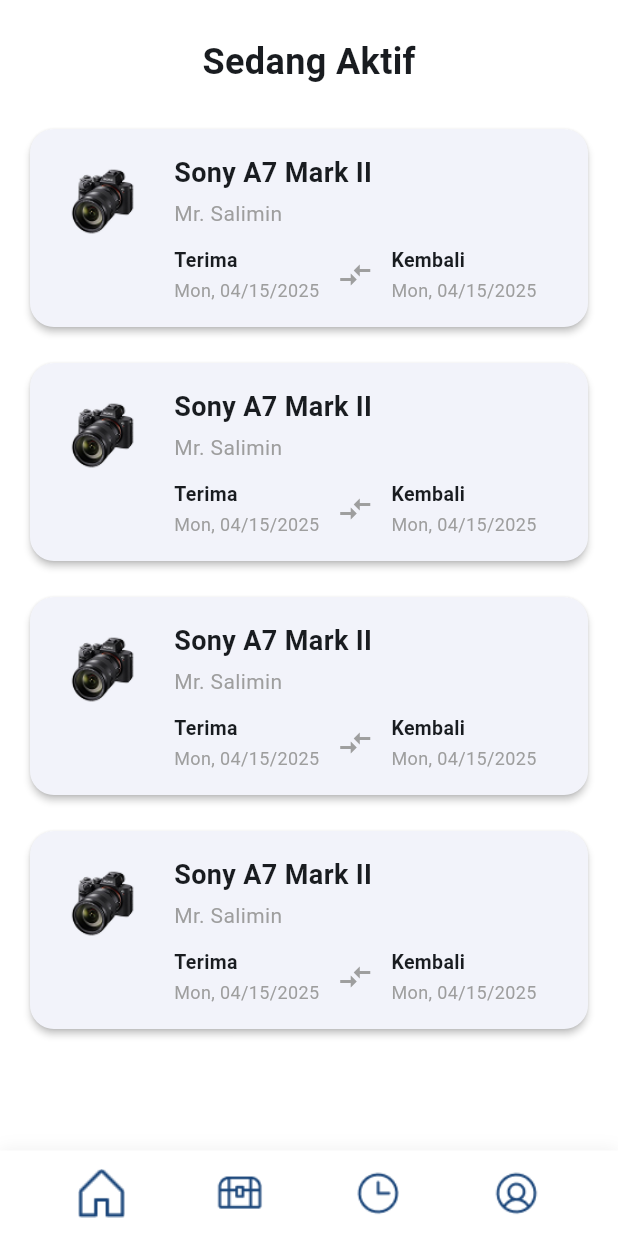
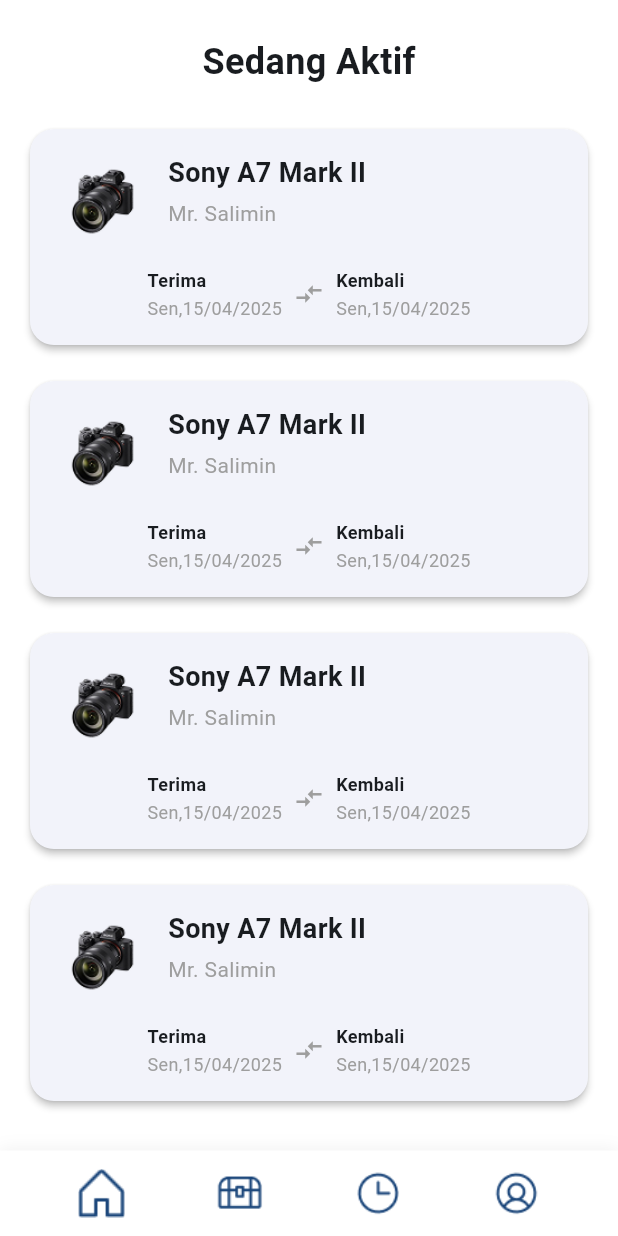
Before and after one commit to bantu-bantu-pinal-projek/invio, a Flutter app: the PinjamanPage screen opened directly, on a phone screen of 412 x 824 dp. Run offline on Flutter 3.47's test engine with Material 3 defaults, Android fonts, the phone set to English and light mode, and no system bars.

Commit message:
menyesuaikan ukuran realme

```diff
--- a/lib/halaman/peminjaman/pinjaman.dart
+++ b/lib/halaman/peminjaman/pinjaman.dart
@@ -9,26 +9,26 @@
     {
       'itemName': 'Sony A7 Mark II',
       'borrower': 'Mr. Salimin',
-      'receivedDate': 'Mon, 04/15/2025',
-      'returnedDate': 'Mon, 04/15/2025',
+      'receivedDate': 'Sen,15/04/2025',
+      'returnedDate': 'Sen,15/04/2025',
     },
     {
       'itemName': 'Sony A7 Mark II',
       'borrower': 'Mr. Salimin',
-      'receivedDate': 'Mon, 04/15/2025',
-      'returnedDate': 'Mon, 04/15/2025',
+      'receivedDate': 'Sen,15/04/2025',
+      'returnedDate': 'Sen,15/04/2025',
     },
     {
       'itemName': 'Sony A7 Mark II',
       'borrower': 'Mr. Salimin',
-      'receivedDate': 'Mon, 04/15/2025',
-      'returnedDate': 'Mon, 04/15/2025',
+      'receivedDate': 'Sen,15/04/2025',
+      'returnedDate': 'Sen,15/04/2025',
     },
     {
       'itemName': 'Sony A7 Mark II',
       'borrower': 'Mr. Salimin',
-      'receivedDate': 'Mon, 04/15/2025',
-      'returnedDate': 'Mon, 04/15/2025',
+      'receivedDate': 'Sen,15/04/2025',
+      'returnedDate': 'Sen,15/04/2025',
     },
   ];
 
@@ -62,10 +62,16 @@
                       ),
                       child: Padding(
                         padding: const EdgeInsets.all(16.0),
-                        child: Row(
+                        child: Column(
+                          children: [
+                            // Top row with image and title
+                            Row(
                               crossAxisAlignment: CrossAxisAlignment.start,
                               children: [
-                            ClipRRect(
+                                // Left side with image (less padding)
+                                Padding(
+                                  padding: const EdgeInsets.only(right: 12),
+                                  child: ClipRRect(
                                     borderRadius: BorderRadius.circular(12),
                                     child: Image.asset(
                                       'assets/images/foto.png',
@@ -74,10 +80,12 @@
                                       fit: BoxFit.cover,
                                     ),
                                   ),
-                            const SizedBox(width: 16),
+                                ),
+                                // Right side with title and borrower
                                 Expanded(
                                   child: Column(
-                                crossAxisAlignment: CrossAxisAlignment.start,
+                                    crossAxisAlignment:
+                                        CrossAxisAlignment.start,
                                     children: [
                                       Text(
                                         loan['itemName'] ?? '',
@@ -94,18 +102,26 @@
                                           color: Colors.grey,
                                         ),
                                       ),
+                                    ],
+                                  ),
+                                ),
+                              ],
+                            ),
+
+                            // Bottom row with dates - centered
                             const SizedBox(height: 12),
                             Row(
+                              mainAxisAlignment: MainAxisAlignment.center,
                               children: [
+                                // Terima date
                                 Column(
-                                        crossAxisAlignment:
-                                            CrossAxisAlignment.start,
+                                  crossAxisAlignment: CrossAxisAlignment.start,
                                   children: [
                                     const Text(
                                       'Terima',
                                       style: TextStyle(
                                         fontWeight: FontWeight.bold,
-                                              fontSize: 13,
+                                        fontSize: 12,
                                       ),
                                     ),
                                     const SizedBox(height: 2),
@@ -118,22 +134,23 @@
                                     ),
                                   ],
                                 ),
-                                      const SizedBox(width: 12),
+                                const SizedBox(width: 8),
+                                // Arrow icon
                                 const Icon(
                                   Icons.compare_arrows,
-                                        size: 24,
+                                  size: 20,
                                   color: Colors.grey,
                                 ),
-                                      const SizedBox(width: 12),
+                                const SizedBox(width: 8),
+                                // Kembali date
                                 Column(
-                                        crossAxisAlignment:
-                                            CrossAxisAlignment.start,
+                                  crossAxisAlignment: CrossAxisAlignment.start,
                                   children: [
                                     const Text(
                                       'Kembali',
                                       style: TextStyle(
                                         fontWeight: FontWeight.bold,
-                                              fontSize: 13,
+                                        fontSize: 12,
                                       ),
                                     ),
                                     const SizedBox(height: 2),
@@ -151,9 +168,6 @@
                           ],
                         ),
                       ),
-                          ],
-                        ),
-                      ),
                     ),
                   );
                 },
--- a/lib/komponen/navbar/navbar_bottom.dart
+++ b/lib/komponen/navbar/navbar_bottom.dart
@@ -1,10 +1,8 @@
 import 'package:flutter/material.dart';
 import '../../halaman/beranda/home.dart';
 import '../../halaman/peminjaman/pinjaman.dart';
-import '../../halaman/notifikasi/notification.dart';
 import '../../halaman/riwayat pinjaman/history.dart';
 import '../../halaman/profile/profile.dart';
-
 
 class BottomNavbar extends StatelessWidget {
   final int activeIndex;
--- a/pubspec.yaml
+++ b/pubspec.yaml
@@ -86,7 +86,6 @@
   - assets/icons/Sport.png
   - assets/icons/mobil.png
   - assets/icons/Elektronik.png
-
   #   - images/a_dot_ham.jpeg
 
   # An image asset can refer to one or more resolution-specific "variants", see
```
Also changed, not shown: lib/halaman/peminjaman/after.png (added), lib/halaman/peminjaman/before.png (added). Lines whose indentation alone changed are shown as unchanged.
